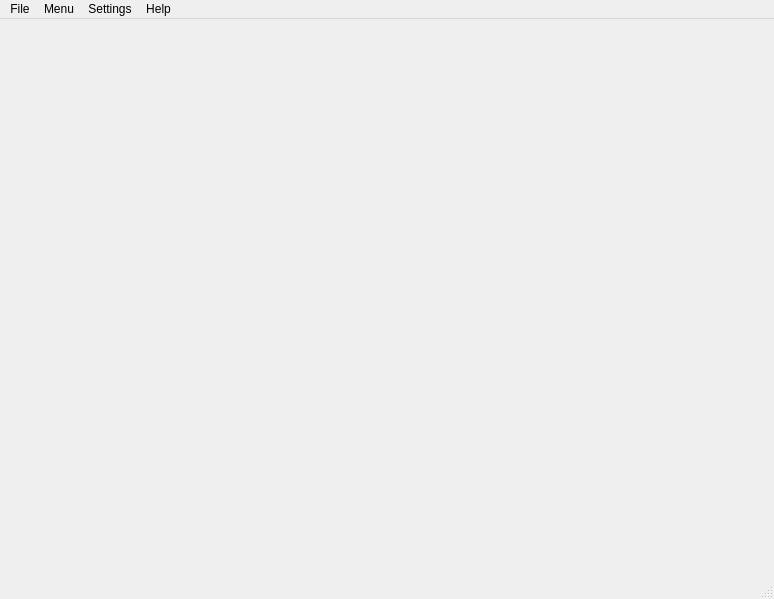
Before: the Qt Designer form cigya/ui/pt.ui in CS532-Marlboro-Health-Tracker/Cigya, drawn with Qt 5.
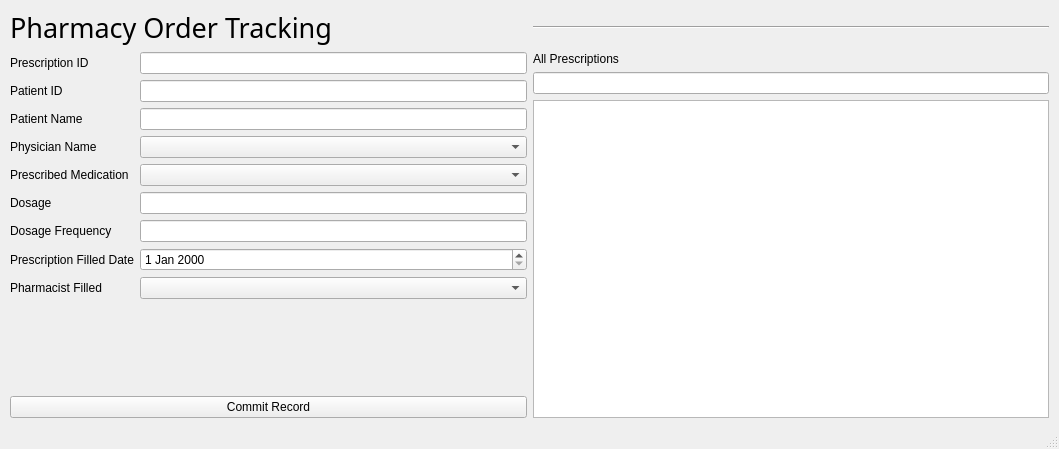
After: the same form once the commit is applied.

Diff of the .ui file:
```diff
--- a/cigya/ui/pt.ui
+++ b/cigya/ui/pt.ui
@@ -6,8 +6,8 @@
    <rect>
     <x>0</x>
     <y>0</y>
-    <width>774</width>
-    <height>599</height>
+    <width>1059</width>
+    <height>449</height>
    </rect>
   </property>
   <property name="windowTitle">
@@ -20,49 +20,170 @@
    <property name="autoFillBackground">
     <bool>false</bool>
    </property>
-  </widget>
-  <widget class="QMenuBar" name="menubar">
-   <property name="geometry">
-    <rect>
-     <x>0</x>
-     <y>0</y>
-     <width>774</width>
-     <height>21</height>
-    </rect>
-   </property>
-   <widget class="QMenu" name="menuFile">
-    <property name="title">
-     <string>File</string>
+   <layout class="QVBoxLayout" name="verticalLayout_3">
+    <property name="leftMargin">
+     <number>10</number>
     </property>
-    <addaction name="actionPrint"/>
-   </widget>
-   <widget class="QMenu" name="menuSettings">
-    <property name="title">
-     <string>Settings</string>
+    <property name="rightMargin">
+     <number>10</number>
     </property>
-    <addaction name="actionAdministrator_Login"/>
-   </widget>
-   <widget class="QMenu" name="menuHelp">
-    <property name="title">
-     <string>Help</string>
-    </property>
-    <addaction name="actionHelp_Page"/>
-   </widget>
-   <widget class="QMenu" name="menuMenu">
-    <property name="title">
-     <string>Menu</string>
-    </property>
-    <addaction name="actionElectronic_Patient_Record"/>
-    <addaction name="actionPhysician_Scheduler"/>
-    <addaction name="actionLab_Order_Tracking"/>
-    <addaction name="actionPharmacy_Order_Tracking"/>
-    <addaction name="actionInsurance_Billing"/>
-    <addaction name="actionEquipment_Inventory_and_Maintenance"/>
-   </widget>
-   <addaction name="menuFile"/>
-   <addaction name="menuMenu"/>
-   <addaction name="menuSettings"/>
-   <addaction name="menuHelp"/>
+    <item>
+     <layout class="QHBoxLayout" name="erTitle">
+      <property name="spacing">
+       <number>6</number>
+      </property>
+      <property name="leftMargin">
+       <number>0</number>
+      </property>
+      <item>
+       <widget class="QLabel" name="label">
+        <property name="font">
+         <font>
+          <family>Segoe Print</family>
+          <pointsize>20</pointsize>
+         </font>
+        </property>
+        <property name="text">
+         <string>Pharmacy Order Tracking</string>
+        </property>
+       </widget>
+      </item>
+      <item>
+       <widget class="Line" name="line">
+        <property name="orientation">
+         <enum>Qt::Horizontal</enum>
+        </property>
+       </widget>
+      </item>
+     </layout>
+    </item>
+    <item>
+     <layout class="QHBoxLayout" name="horizontalLayout">
+      <item>
+       <layout class="QVBoxLayout" name="verticalLayout_2">
+        <item>
+         <layout class="QFormLayout" name="formLayout">
+          <item row="0" column="0">
+           <widget class="QLabel" name="prescriptionIDLabel">
+            <property name="text">
+             <string>Prescription ID</string>
+            </property>
+           </widget>
+          </item>
+          <item row="0" column="1">
+           <widget class="QLineEdit" name="prescriptionIDLineEdit"/>
+          </item>
+          <item row="1" column="0">
+           <widget class="QLabel" name="patientIDLabel">
+            <property name="text">
+             <string>Patient ID</string>
+            </property>
+           </widget>
+          </item>
+          <item row="1" column="1">
+           <widget class="QLineEdit" name="patientIDLineEdit"/>
+          </item>
+          <item row="2" column="0">
+           <widget class="QLabel" name="patientNameLabel">
+            <property name="text">
+             <string>Patient Name</string>
+            </property>
+           </widget>
+          </item>
+          <item row="2" column="1">
+           <widget class="QLineEdit" name="patientNameLineEdit"/>
+          </item>
+          <item row="3" column="0">
+           <widget class="QLabel" name="physicianNameLabel">
+            <property name="text">
+             <string>Physician Name</string>
+            </property>
+           </widget>
+          </item>
+          <item row="3" column="1">
+           <widget class="QComboBox" name="physicianNameComboBox"/>
+          </item>
+          <item row="4" column="0">
+           <widget class="QLabel" name="prescribedMedicationLabel">
+            <property name="text">
+             <string>Prescribed Medication</string>
+            </property>
+           </widget>
+          </item>
+          <item row="4" column="1">
+           <widget class="QComboBox" name="prescribedMedicationComboBox"/>
+          </item>
+          <item row="5" column="0">
+           <widget class="QLabel" name="dosageLabel">
+            <property name="text">
+             <string>Dosage</string>
+            </property>
+           </widget>
+          </item>
+          <item row="5" column="1">
+           <widget class="QLineEdit" name="dosageLineEdit"/>
+          </item>
+          <item row="6" column="0">
+           <widget class="QLabel" name="dosageFrequencyLabel">
+            <property name="text">
+             <string>Dosage Frequency</string>
+            </property>
+           </widget>
+          </item>
+          <item row="6" column="1">
+           <widget class="QLineEdit" name="dosageFrequencyLineEdit"/>
+          </item>
+          <item row="7" column="0">
+           <widget class="QLabel" name="prescriptionFilledDateLabel">
+            <property name="text">
+             <string>Prescription Filled Date</string>
+            </property>
+           </widget>
+          </item>
+          <item row="7" column="1">
+           <widget class="QDateEdit" name="prescriptionFilledDateDateEdit"/>
+          </item>
+          <item row="8" column="0">
+           <widget class="QLabel" name="pharmacistFilledLabel">
+            <property name="text">
+             <string>Pharmacist Filled</string>
+            </property>
+           </widget>
+          </item>
+          <item row="8" column="1">
+           <widget class="QComboBox" name="pharmacistFilledComboBox"/>
+          </item>
+         </layout>
+        </item>
+        <item>
+         <widget class="QPushButton" name="pushButton">
+          <property name="text">
+           <string>Commit Record</string>
+          </property>
+         </widget>
+        </item>
+       </layout>
+      </item>
+      <item>
+       <layout class="QVBoxLayout" name="verticalLayout">
+        <item>
+         <widget class="QLabel" name="label_2">
+          <property name="text">
+           <string>All Prescriptions</string>
+          </property>
+         </widget>
+        </item>
+        <item>
+         <widget class="QLineEdit" name="lineEdit"/>
+        </item>
+        <item>
+         <widget class="QListWidget" name="listWidget"/>
+        </item>
+       </layout>
+      </item>
+     </layout>
+    </item>
+   </layout>
   </widget>
   <widget class="QStatusBar" name="statusbar"/>
   <action name="actionHelp_Page">
```
